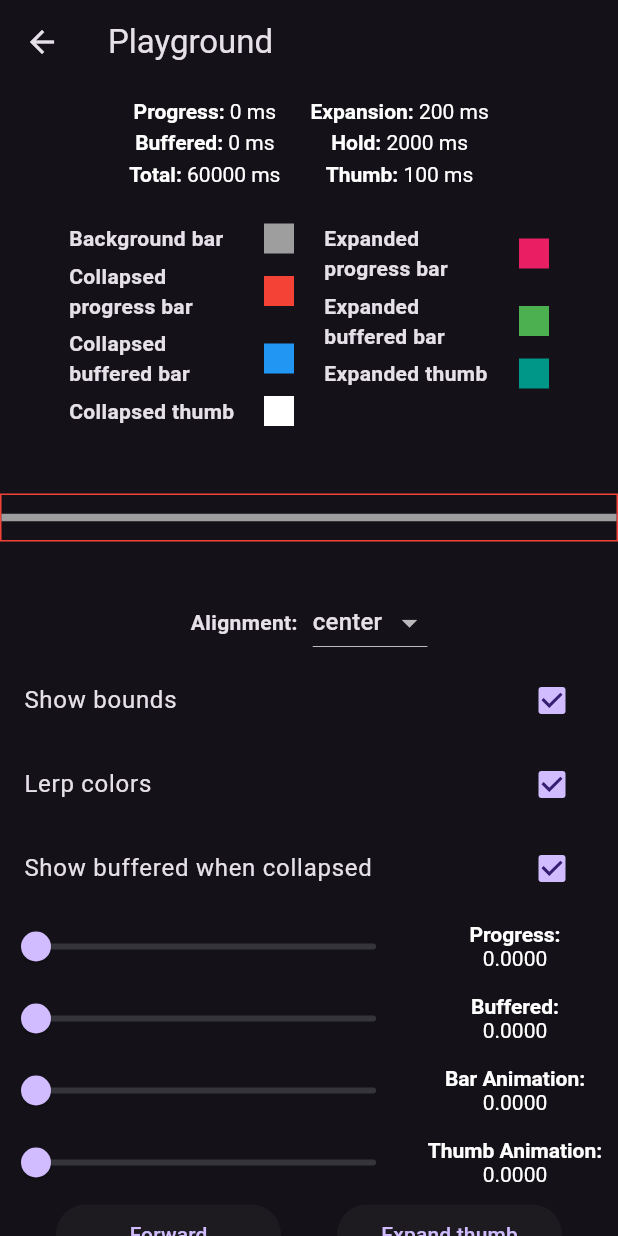
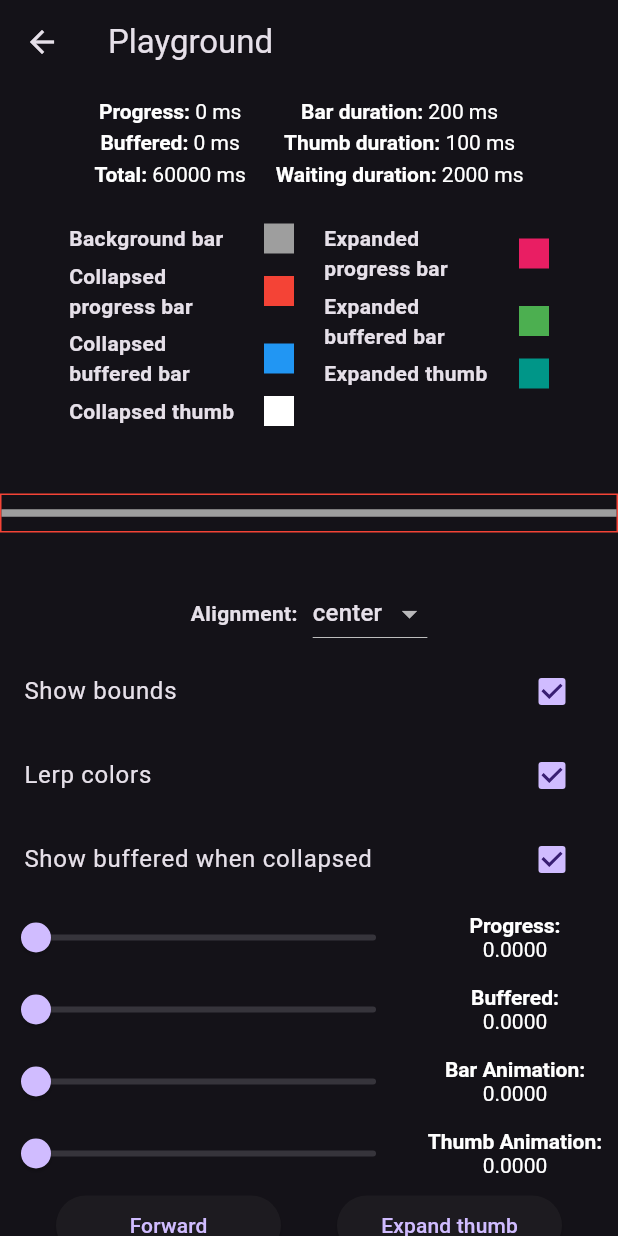
Before and after one commit to GabrielDamasceno/flutter_animated_progress_bar, a Flutter app: the PlaygroundScreen screen opened directly, on a phone screen of 412 x 824 dp. Run offline on Flutter 3.47's test engine with Material 2 defaults, Android fonts, the phone set to English and light mode, and no system bars; our stand-ins replace just_audio, rxdart.

Commit message:
feat(property): Rename controller prorperties to improve understanding
* Change default progress bar colors

```diff
--- a/example/lib/ui/playground_screen.dart
+++ b/example/lib/ui/playground_screen.dart
@@ -93,9 +93,9 @@ class _PlaygroundScreenState extends State<PlaygroundScreen> with TickerProvider
               Column(
                 mainAxisSize: MainAxisSize.min,
                 children: [
-                  _Duration(label: 'Expansion', duration: _controller.expansionDuration),
-                  _Duration(label: 'Hold', duration: _controller.holdDuration),
-                  _Duration(label: 'Thumb', duration: _controller.thumbDuration),
+                  _Duration(label: 'Bar duration', duration: _controller.barAnimationDuration),
+                  _Duration(label: 'Thumb duration', duration: _controller.thumbAnimationDuration),
+                  _Duration(label: 'Waiting duration', duration: _controller.waitingDuration),
                 ],
               ),
             ],
--- a/lib/src/core/controller.dart
+++ b/lib/src/core/controller.dart
@@ -3,15 +3,15 @@ import 'package:flutter/material.dart';
 import 'package:flutter/scheduler.dart';
 
 class ProgressBarController extends ChangeNotifier {
-  final Duration expansionDuration;
-  final Duration holdDuration;
-  final Duration thumbDuration;
+  final Duration barAnimationDuration;
+  final Duration thumbAnimationDuration;
+  final Duration waitingDuration;
 
   ProgressBarController({
     required TickerProvider vsync,
-    this.expansionDuration = const Duration(milliseconds: 200),
-    this.holdDuration = const Duration(seconds: 2),
-    this.thumbDuration = const Duration(milliseconds: 100),
+    this.barAnimationDuration = const Duration(milliseconds: 200),
+    this.thumbAnimationDuration = const Duration(milliseconds: 100),
+    this.waitingDuration = const Duration(seconds: 2),
   }) {
     _thumbTicker = vsync.createTicker(_onThumbTick);
     _barTicker = vsync.createTicker(_onBarTick);
@@ -91,17 +91,17 @@ class ProgressBarController extends ChangeNotifier {
         InterpolationSimulation(
           begin: _barValue,
           end: 1.0,
-          totalDuration: _computeSimulationDuration(0.0, 1.0, _barValue, expansionDuration),
+          totalDuration: _computeSimulationDuration(0.0, 1.0, _barValue, barAnimationDuration),
         ),
         InterpolationSimulation(
           begin: 1.0,
           end: 1.0,
-          totalDuration: holdDuration,
+          totalDuration: waitingDuration,
         ),
         InterpolationSimulation(
           begin: 1.0,
           end: 0.0,
-          totalDuration: expansionDuration,
+          totalDuration: barAnimationDuration,
         ),
       ],
     );
@@ -118,7 +118,7 @@ class ProgressBarController extends ChangeNotifier {
     _barSimulation = InterpolationSimulation(
       begin: _barValue,
       end: end,
-      totalDuration: _computeSimulationDuration(begin, end, _barValue, expansionDuration),
+      totalDuration: _computeSimulationDuration(begin, end, _barValue, barAnimationDuration),
     );
 
     return _barTicker.start();
@@ -133,7 +133,7 @@ class ProgressBarController extends ChangeNotifier {
     _barSimulation = InterpolationSimulation(
       begin: _barValue,
       end: end,
-      totalDuration: _computeSimulationDuration(begin, end, _barValue, expansionDuration),
+      totalDuration: _computeSimulationDuration(begin, end, _barValue, barAnimationDuration),
     );
 
     return _barTicker.start();
@@ -148,7 +148,7 @@ class ProgressBarController extends ChangeNotifier {
     _thumbSimulation = InterpolationSimulation(
       begin: _thumbValue,
       end: end,
-      totalDuration: _computeSimulationDuration(begin, end, _thumbValue, thumbDuration),
+      totalDuration: _computeSimulationDuration(begin, end, _thumbValue, thumbAnimationDuration),
     );
 
     return _thumbTicker.start();
@@ -163,7 +163,7 @@ class ProgressBarController extends ChangeNotifier {
     _thumbSimulation = InterpolationSimulation(
       begin: _thumbValue,
       end: end,
-      totalDuration: _computeSimulationDuration(begin, end, _thumbValue, thumbDuration),
+      totalDuration: _computeSimulationDuration(begin, end, _thumbValue, thumbAnimationDuration),
     );
 
     return _thumbTicker.start();
--- a/lib/src/progress_bar.dart
+++ b/lib/src/progress_bar.dart
@@ -44,15 +44,15 @@ class ProgressBar extends LeafRenderObjectWidget {
     required this.total,
     this.alignment = ProgressBarAlignment.center,
     this.collapsedBarHeight = 5.0,
-    this.collapsedThumbRadius = 10.0,
-    this.expandedBarHeight = 10.0,
-    this.expandedThumbRadius = 15.0,
+    this.collapsedThumbRadius = 8.0,
+    this.expandedBarHeight = 7.0,
+    this.expandedThumbRadius = 10.0,
     this.backgroundBarColor = Colors.grey,
     this.collapsedProgressBarColor = Colors.red,
-    this.collapsedBufferedBarColor = const Color(0xFFFFEBEE),
+    this.collapsedBufferedBarColor = const Color(0x36F44336),
     this.collapsedThumbColor = Colors.white,
     this.expandedProgressBarColor = Colors.red,
-    this.expandedBufferedBarColor = const Color(0xFFFFEBEE),
+    this.expandedBufferedBarColor = const Color(0x36F44336),
     this.expandedThumbColor = Colors.white,
     this.lerpColorsTransition = true,
     this.showBufferedWhenCollapsed = true,
```
